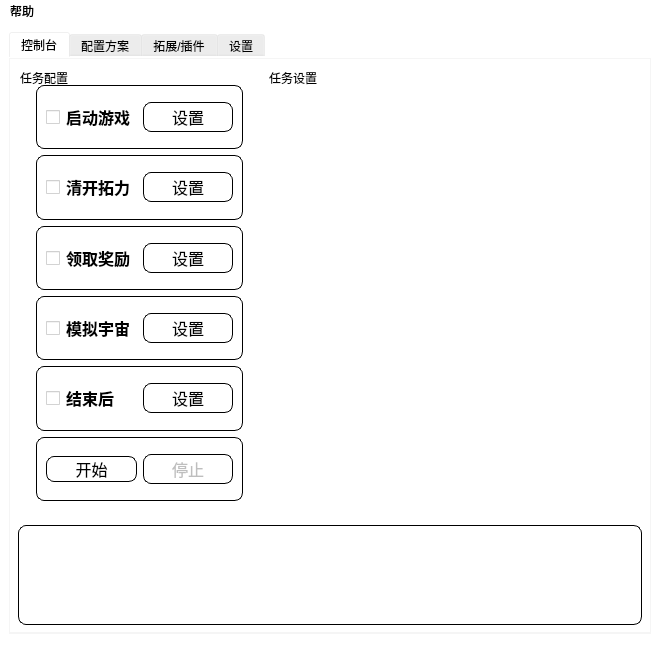
Qt form resources/ui/main.ui (xrynb66/StarRailAssistant) before a commit.
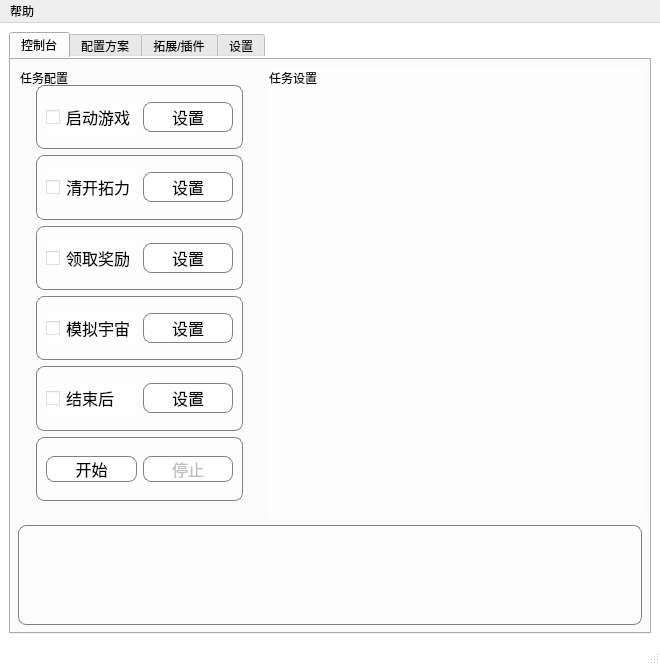
The same form after that commit. Icons and pictures are not drawn.

Patch:
```diff
--- a/resources/ui/main.ui
+++ b/resources/ui/main.ui
@@ -19,9 +19,12 @@
    <string>SRA</string>
   </property>
   <property name="styleSheet">
-   <string notr="true">background-repeat: no-repeat;
-                background-position: center;
-                background-color: rgba(255, 255, 255, 0.2);</string>
+   <string notr="true">#MainWindow{
+background-repeat: no-repeat;
+background-position: center;
+background-color: rgba(255, 255, 255, 0.2);
+border-image:  url('resources/background_image.png');
+}</string>
   </property>
   <widget class="QWidget" name="centralwidget">
    <layout class="QGridLayout" name="gridLayout">
@@ -85,6 +88,56 @@
                <height>16777215</height>
               </size>
              </property>
+             <property name="styleSheet">
+              <string notr="true">/* 纤细现代风格滚动条 */
+QScrollArea {
+    border: none;
+    background: transparent;
+}
+
+QScrollArea &gt; QWidget {
+    background-color: #f8f9fa; /* 内容区域背景色 */
+}
+
+/* 滚动条整体（更细） */
+QScrollBar:vertical {
+    width: 8px; /* 垂直滚动条宽度 */
+    background: transparent; /* 背景透明 */
+    margin: 0;
+}
+
+QScrollBar:horizontal {
+    height: 8px; /* 水平滚动条高度 */
+    background: transparent;
+    margin: 0;
+}
+
+/* 滑块（更精致） */
+QScrollBar::handle:vertical, QScrollBar::handle:horizontal {
+    background: rgba(150, 150, 150, 0.4); /* 半透明灰色 */
+    border-radius: 4px; /* 稍小的圆角 */
+    min-width: 8px; /* 最小宽度（防止过细） */
+    min-height: 8px; /* 最小高度（防止过细） */
+}
+
+QScrollBar::handle:vertical:hover, 
+QScrollBar::handle:horizontal:hover {
+    background: rgba(120, 120, 120, 0.6); /* 悬停时更深 */
+}
+
+QScrollBar::handle:vertical:pressed, 
+QScrollBar::handle:horizontal:pressed {
+    background: rgba(100, 100, 100, 0.8); /* 点击时更深 */
+}
+
+/* 隐藏滚动条按钮和角落区域 */
+QScrollBar::add-line, QScrollBar::sub-line,
+QScrollBar::add-page, QScrollBar::sub-page {
+    background: none;
+    height: 0px;
+    width: 0px;
+}</string>
+             </property>
              <property name="sizeAdjustPolicy">
               <enum>QAbstractScrollArea::SizeAdjustPolicy::AdjustToContents</enum>
              </property>
@@ -105,9 +158,9 @@
                 <widget class="QFrame" name="frame1_1">
                  <property name="styleSheet">
                   <string notr="true">border-radius: 8px;
-border: 1.2px solid black;
-background-color: rgba(255, 255, 255, 0.8);
-  font-size: 16px;</string>
+border: 1.2px solid gray;
+background-color: rgba(255, 255, 255, 0.6);
+font-size: 16px;</string>
                  </property>
                  <property name="frameShape">
                   <enum>QFrame::Shape::StyledPanel</enum>
@@ -125,7 +178,7 @@
                      </size>
                     </property>
                     <property name="styleSheet">
-                     <string notr="true">checkbox1：font-size: 14px;border: none;font-weight:bold;</string>
+                     <string notr="true">border: none;</string>
                     </property>
                     <property name="text">
                      <string>启动游戏</string>
@@ -156,8 +209,8 @@
                 <widget class="QFrame" name="frame1_2">
                  <property name="styleSheet">
                   <string notr="true">border-radius: 8px;
-border: 1.2px solid black;
-background-color: rgba(255, 255, 255, 0.8);
+border: 1.2px solid gray;
+background-color: rgba(255, 255, 255, 0.6);
 font-size: 16px;</string>
                  </property>
                  <property name="frameShape">
@@ -176,7 +229,7 @@
                      </size>
                     </property>
                     <property name="styleSheet">
-                     <string notr="true">checkbox1：font-size: 14px;border: none;font-weight:bold;</string>
+                     <string notr="true">border: none;</string>
                     </property>
                     <property name="text">
                      <string>清开拓力</string>
@@ -207,8 +260,8 @@
                 <widget class="QFrame" name="frame1_3">
                  <property name="styleSheet">
                   <string notr="true">border-radius: 8px;
-border: 1.2px solid black;
-background-color: rgba(255, 255, 255, 0.8);
+border: 1.2px solid gray;
+background-color: rgba(255, 255, 255, 0.6);
 font-size: 16px;</string>
                  </property>
                  <property name="frameShape">
@@ -227,7 +280,7 @@
                      </size>
                     </property>
                     <property name="styleSheet">
-                     <string notr="true">checkbox1：font-size: 14px;border: none;font-weight:bold;</string>
+                     <string notr="true">border: none;</string>
                     </property>
                     <property name="text">
                      <string>领取奖励</string>
@@ -261,9 +314,9 @@
                  </property>
                  <property name="styleSheet">
                   <string notr="true">border-radius: 8px;
-border: 1.2px solid black;
-background-color: rgba(255, 255, 255, 0.8);
- font-size: 16px;</string>
+border: 1.2px solid gray;
+background-color: rgba(255, 255, 255, 0.6);
+font-size: 16px;</string>
                  </property>
                  <property name="frameShape">
                   <enum>QFrame::Shape::StyledPanel</enum>
@@ -281,7 +334,7 @@
                      </size>
                     </property>
                     <property name="styleSheet">
-                     <string notr="true">checkbox1：font-size: 14px;border: none;font-weight:bold;</string>
+                     <string notr="true">border: none;</string>
                     </property>
                     <property name="text">
                      <string>模拟宇宙</string>
@@ -312,9 +365,9 @@
                 <widget class="QFrame" name="frame1_4">
                  <property name="styleSheet">
                   <string notr="true">border-radius: 8px;
-border: 1.2px solid black;
-background-color: rgba(255, 255, 255, 0.8);
-  font-size: 16px;</string>
+border: 1.2px solid gray;
+background-color: rgba(255, 255, 255, 0.6);
+font-size: 16px;</string>
                  </property>
                  <property name="frameShape">
                   <enum>QFrame::Shape::StyledPanel</enum>
@@ -332,7 +385,7 @@
                      </size>
                     </property>
                     <property name="styleSheet">
-                     <string notr="true">checkbox1：font-size: 14px;border: none;font-weight:bold;</string>
+                     <string notr="true">border: none;</string>
                     </property>
                     <property name="text">
                      <string>结束后</string>
@@ -363,8 +416,8 @@
                 <widget class="QFrame" name="frame1_0">
                  <property name="styleSheet">
                   <string notr="true">border-radius: 8px;
-border: 1.2px solid black;
-background-color: rgba(255, 255, 255, 0.8);
+border: 1.2px solid gray;
+background-color: rgba(255, 255, 255, 0.6);
 font-size: 16px;</string>
                  </property>
                  <property name="frameShape">
@@ -388,8 +441,8 @@
                     </property>
                     <property name="minimumSize">
                      <size>
-                      <width>80</width>
-                      <height>30</height>
+                      <width>0</width>
+                      <height>0</height>
                      </size>
                     </property>
                     <property name="text">
@@ -423,8 +476,8 @@
           </property>
           <property name="styleSheet">
            <string notr="true">border-radius: 8px;
-border: 1.2px solid black;
-background-color: rgba(255, 255, 255, 0.8);</string>
+border: 1.2px solid gray;
+background-color: rgba(255, 255, 255, 0.6);</string>
           </property>
          </widget>
         </item>
```
Left out of the diff: 6 changed lines with no effect on the pictures.
